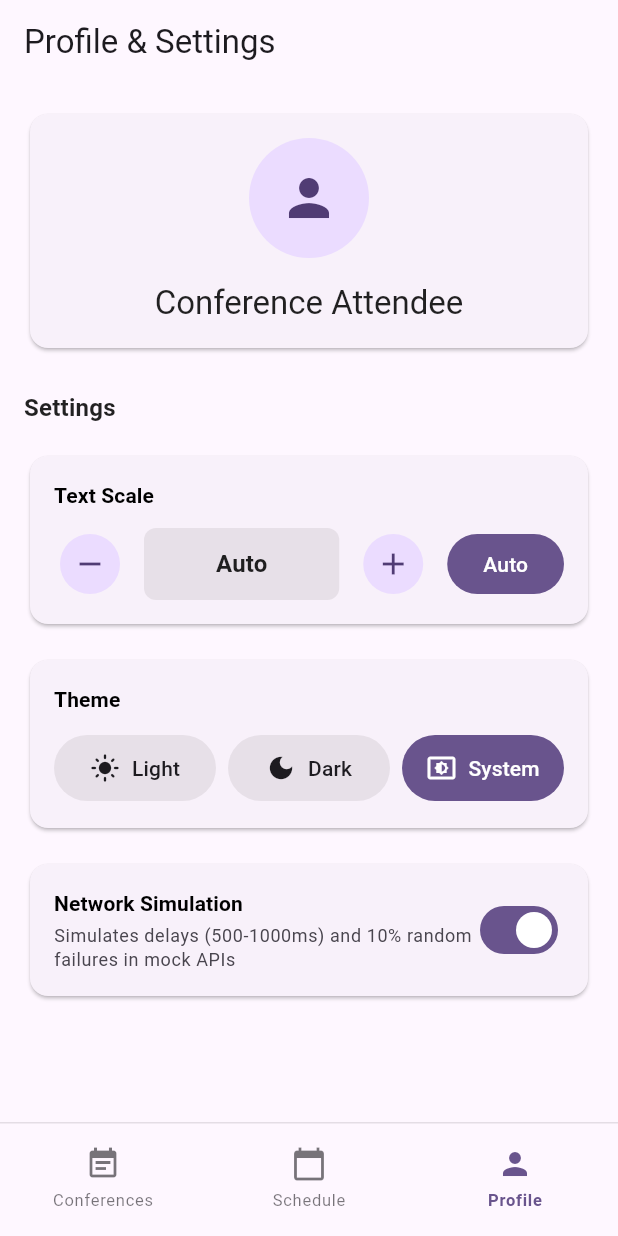
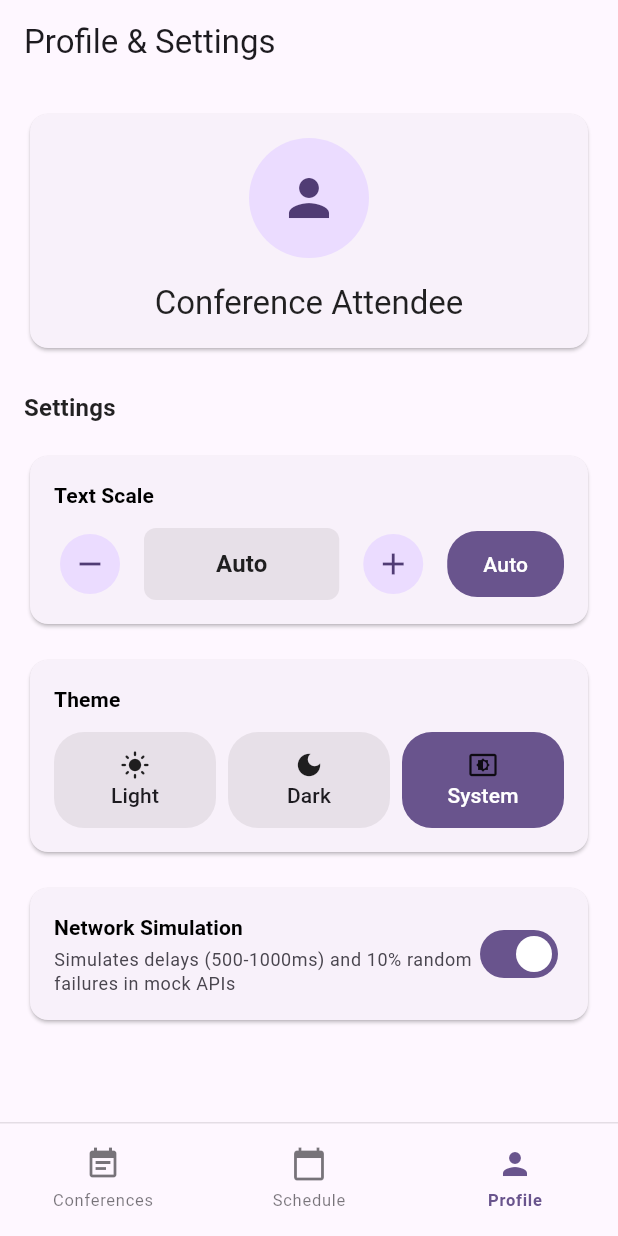
Before and after one commit to Arenukvern/test_projects, a Flutter app: the UiProfileScreen screen opened by its route, on a phone screen of 412 x 824 dp. Run offline on Flutter 3.47's test engine with Material 3 defaults, Android fonts, the phone set to English and light mode, and no system bars; our stand-ins replace dio, flutter_local_notifications, flutter_svg, gap, get_it, go_router and 4 more; missing offline and left inert: from_json_to_json, xsoulspace_foundation, xsoulspace_state_utils, xsoulspace_ui_foundation; project files that could hold a hidden picture were left out.

Commit message:
fix: unified ui

```diff
--- a/packages/conference_app_2025/lib/ui_home/ui_bottom_nav_shell.dart
+++ b/packages/conference_app_2025/lib/ui_home/ui_bottom_nav_shell.dart
@@ -81,7 +81,7 @@ class _NavItem extends StatelessWidget {
             children: [
               Icon(icon, color: color, size: 24),
               const SizedBox(height: 4),
-              Text(
+              UiText(
                 label,
                 style: theme.textTheme.labelSmall?.copyWith(
                   color: color,
--- a/packages/conference_app_2025/lib/ui_profile/ui_profile_screen.dart
+++ b/packages/conference_app_2025/lib/ui_profile/ui_profile_screen.dart
@@ -15,8 +15,8 @@ class UiProfileScreen extends StatelessWidget {
   Widget build(final BuildContext context) {
     final theme = Theme.of(context);
 
-    return Scaffold(
-      appBar: AppBar(title: const Text('Profile & Settings')),
+    return UiScaffold(
+      appBar: AppBar(title: const UiText('Profile & Settings')),
       body: ListView(
         padding: const EdgeInsets.all(16),
         children: [
@@ -36,7 +36,7 @@ class UiProfileScreen extends StatelessWidget {
                     ),
                   ),
                   const SizedBox(height: 16),
-                  Text(
+                  UiText(
                     'Conference Attendee',
                     style: theme.textTheme.titleLarge,
                   ),
@@ -47,7 +47,7 @@ class UiProfileScreen extends StatelessWidget {
           const SizedBox(height: 24),
 
           // Settings section
-          Text(
+          UiText(
             'Settings',
             style: theme.textTheme.titleMedium?.copyWith(
               fontWeight: FontWeight.bold,
@@ -87,7 +87,7 @@ class _TextScaleSettingCard extends StatelessWidget {
         child: Column(
           crossAxisAlignment: CrossAxisAlignment.start,
           children: [
-            Text(
+            UiText(
               'Text Scale',
               style: theme.textTheme.titleSmall?.copyWith(
                 fontWeight: FontWeight.w600,
@@ -118,7 +118,7 @@ class _TextScaleSettingCard extends StatelessWidget {
                       borderRadius: BorderRadius.circular(8),
                     ),
                     child: Center(
-                      child: Text(
+                      child: UiText(
                         isAuto ? 'Auto' : '${(currentScale * 100).round()}%',
                         style: theme.textTheme.titleMedium?.copyWith(
                           fontWeight: FontWeight.w600,
@@ -140,9 +140,14 @@ class _TextScaleSettingCard extends StatelessWidget {
                 const SizedBox(width: 12),
 
                 // Auto button
-                FilledButton(
+                UiButton(
                   onPressed: textScaleResource.useSystemScale,
-                  style: FilledButton.styleFrom(
+                  decoration: UiButtonDecoration.create(
+                    padding: const EdgeInsets.symmetric(
+                      vertical: 12,
+                      horizontal: 24,
+                    ),
+                    borderRadius: const BorderRadius.all(Radius.circular(20)),
                     backgroundColor: isAuto
                         ? theme.colorScheme.primary
                         : theme.colorScheme.surfaceContainerHighest,
@@ -150,7 +155,7 @@ class _TextScaleSettingCard extends StatelessWidget {
                         ? theme.colorScheme.onPrimary
                         : theme.colorScheme.onSurface,
                   ),
-                  child: const Text('Auto'),
+                  text: 'Auto',
                 ),
               ],
             ),
@@ -197,7 +202,7 @@ class _ThemeBrightnessSettingCard extends StatelessWidget {
         child: Column(
           crossAxisAlignment: CrossAxisAlignment.start,
           children: [
-            Text(
+            UiText(
               'Theme',
               style: theme.textTheme.titleSmall?.copyWith(
                 fontWeight: FontWeight.w600,
@@ -258,19 +263,19 @@ class _ThemeButton extends StatelessWidget {
   Widget build(final BuildContext context) {
     final theme = Theme.of(context);
 
-    return FilledButton.icon(
+    return UiButton(
       onPressed: onPressed,
-      icon: Icon(icon, size: 20),
-      label: Text(label),
-      style: FilledButton.styleFrom(
+      decoration: UiButtonDecoration.create(
+        padding: const EdgeInsets.symmetric(vertical: 12, horizontal: 24),
+        borderRadius: const BorderRadius.all(Radius.circular(20)),
         backgroundColor: isSelected
             ? theme.colorScheme.primary
             : theme.colorScheme.surfaceContainerHighest,
         foregroundColor: isSelected
             ? theme.colorScheme.onPrimary
             : theme.colorScheme.onSurface,
-        padding: const EdgeInsets.symmetric(vertical: 12),
       ),
+      child: Column(children: [Icon(icon, size: 20), UiText(label)]),
     );
   }
 }
@@ -297,14 +302,14 @@ class _NetworkSimulationSettingCard extends StatelessWidget {
                   child: Column(
                     crossAxisAlignment: CrossAxisAlignment.start,
                     children: [
-                      Text(
+                      UiText(
                         'Network Simulation',
                         style: theme.textTheme.titleSmall?.copyWith(
                           fontWeight: FontWeight.w600,
                         ),
                       ),
                       const SizedBox(height: 4),
-                      Text(
+                      UiText(
                         'Simulates delays (500-1000ms) and 10% random failures in mock APIs',
                         style: theme.textTheme.bodySmall?.copyWith(
                           color: theme.colorScheme.onSurfaceVariant,
```
Also changed, not shown: packages/conference_app_2025/lib/data_api/conference.api.dart (+15 -6 lines), packages/conference_app_2025/lib/ui_conferences/ui_all_conferences_screen.dart (+8 -7 lines), packages/conference_app_2025/lib/ui_conferences/ui_conference_details_screen.dart (+14 -12 lines), packages/conference_app_2025/lib/ui_kit/atoms/ui_error_message_banner.dart (+12 -4 lines), packages/conference_app_2025/lib/ui_schedule/ui_my_schedule_screen.dart (+15 -12 lines), packages/conference_app_2025/lib/ui_splash/ui_splash_screen.dart (+5 -5 lines), packages/conference_app_2025/pubspec.lock.
